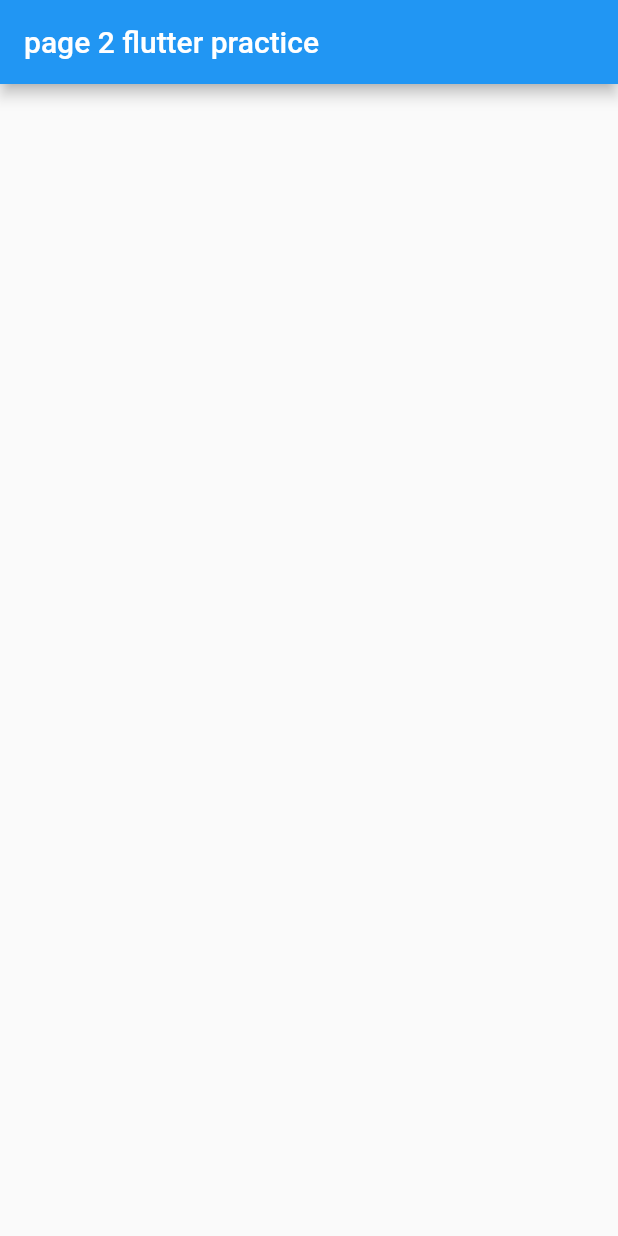
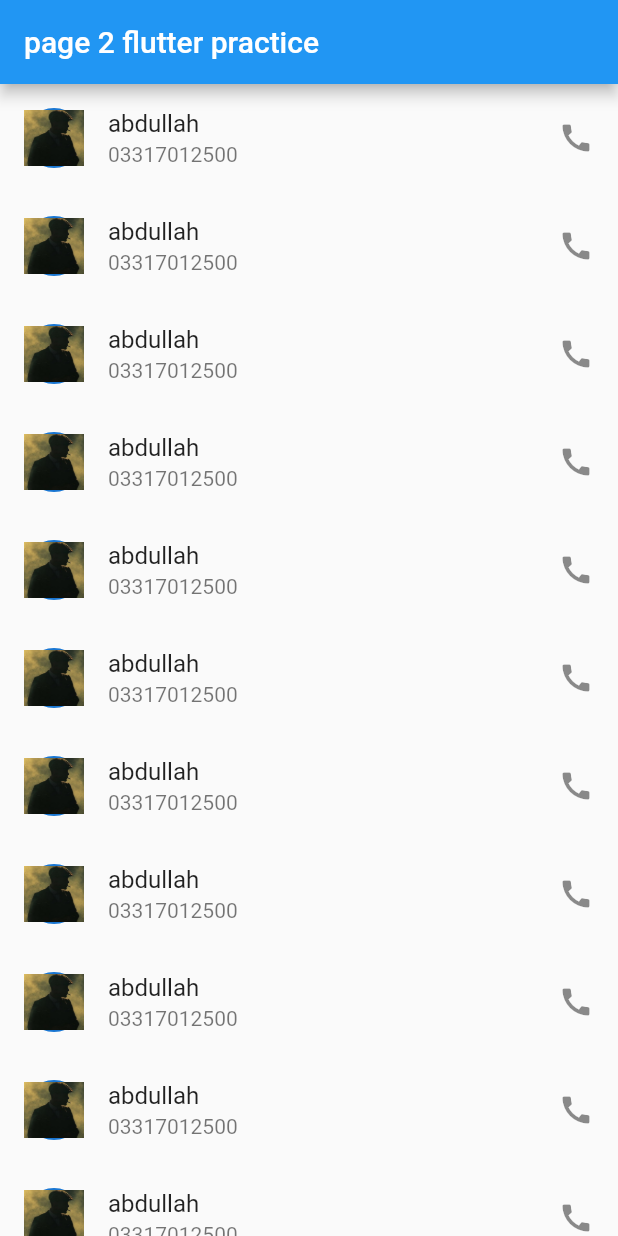
Before and after one commit to Abdullah6445/flutter_practice, a Flutter app: the screen it shows after launch, on a phone screen of 412 x 824 dp. Run offline on Flutter 3.47's test engine with Material 3 defaults, Android fonts, the phone set to English and light mode, and no system bars.

Commit message:
commit 3: adding listview

```diff
--- a/lib/PAGES/pageTwo.dart
+++ b/lib/PAGES/pageTwo.dart
@@ -11,9 +11,21 @@ class _pageTwoState extends State<pageTwo> {
   @override
   Widget build(BuildContext context) {
     return Scaffold(
-      appBar: AppBar(
-        title: Text("page 2 flutter practice"),
-      ),
-    );
+        appBar: AppBar(
+          title: Text("page 2 flutter practice"),
+        ),
+        body: ListView.builder(
+          itemBuilder: (context, index) {
+            return ListTile(
+              leading: CircleAvatar(
+                child: Image.asset("assets/images/img.png"),
+              ),
+              title: Text("abdullah"),
+              subtitle: Text("03317012500"),
+              trailing: Icon(Icons.call),
+            );
+          },
+          itemCount: 50,
+        ));
   }
 }
--- a/lib/main.dart
+++ b/lib/main.dart
@@ -1,5 +1,5 @@
 import 'package:flutter/material.dart';
-import 'package:flutter_practice/PAGES/pageOne.dart';
+// import 'package:flutter_practice/PAGES/pageOne.dart';
 import 'package:flutter_practice/PAGES/pageTwo.dart';
 
 void main() {
@@ -14,7 +14,6 @@ class MyApp extends StatelessWidget {
   Widget build(BuildContext context) {
     return MaterialApp(
         title: "FlutterPractice",
-        debugShowCheckedModeBanner: true,
         theme: ThemeData(
           primarySwatch: Colors.blue,
           useMaterial3: false,
```
